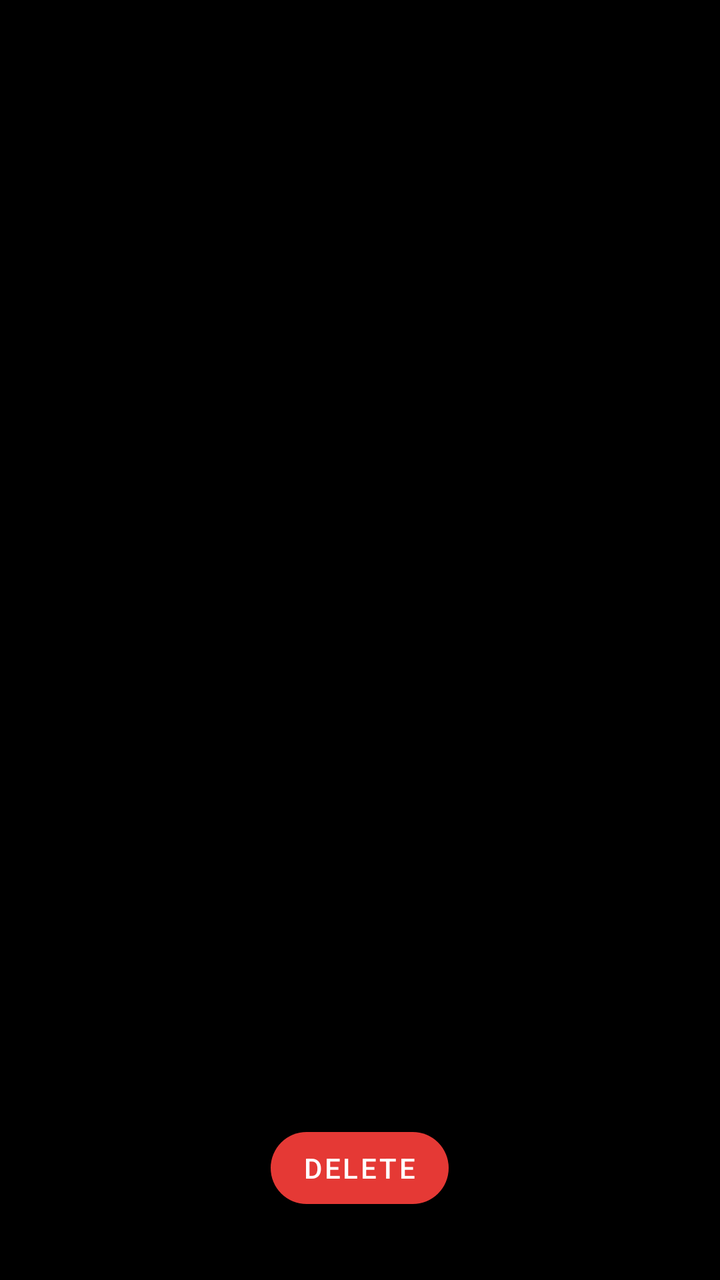
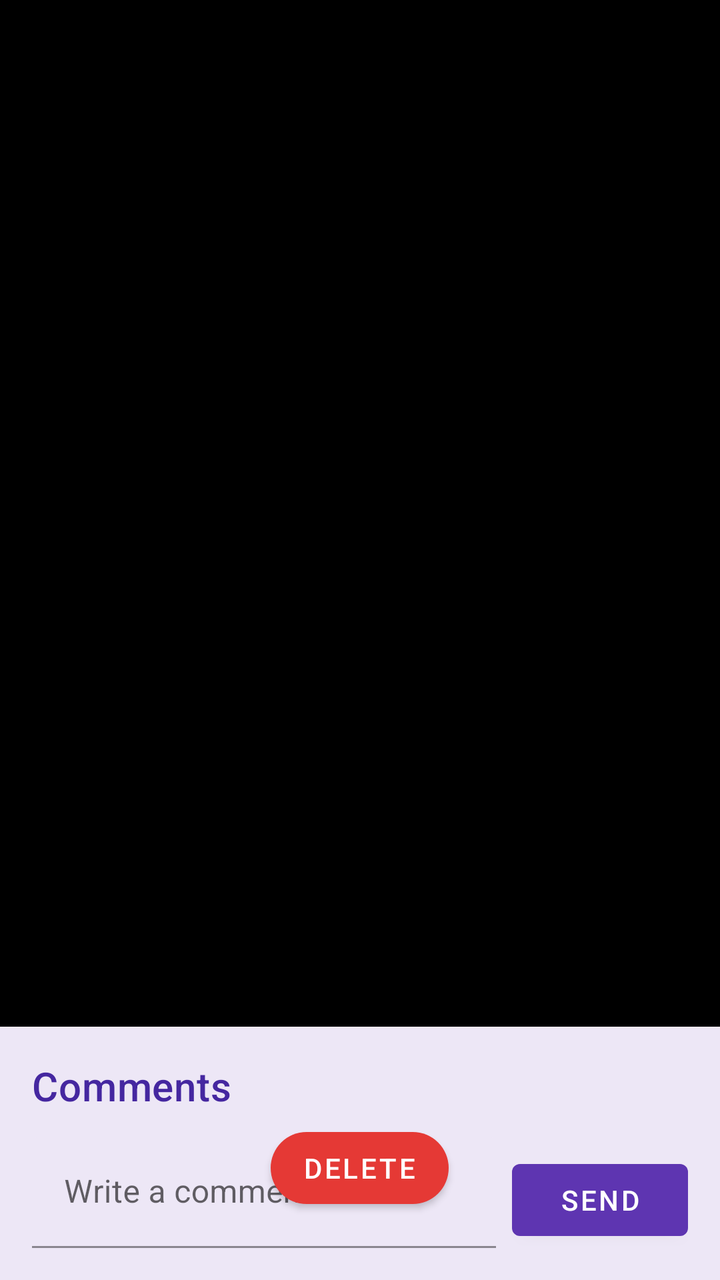

The first picture is an Android layout as it rendered before a commit; the second is the same layout after the commit. The layout source and the unified diff follow.
<!-- AndroidManifest.xml: application theme Theme.ZohaBehi -->
<!-- res/layout/activity_viewer.xml -->
<?xml version="1.0" encoding="utf-8"?>
<FrameLayout xmlns:android="http://schemas.android.com/apk/res/android"
    xmlns:app="http://schemas.android.com/apk/res-auto"
    android:layout_width="match_parent"
    android:layout_height="match_parent"
    android:background="@color/viewer_bg">

    <ImageView
        android:id="@+id/image"
        android:layout_width="match_parent"
        android:layout_height="match_parent"
        android:contentDescription="@string/app_name"
        android:scaleType="fitCenter" />

    <ProgressBar
        android:id="@+id/progress"
        android:layout_width="wrap_content"
        android:layout_height="wrap_content"
        android:layout_gravity="center" />

    <com.google.android.material.button.MaterialButton
        android:id="@+id/btnDelete"
        android:layout_width="wrap_content"
        android:layout_height="wrap_content"
        android:layout_gravity="bottom|center_horizontal"
        android:layout_marginBottom="32dp"
        android:text="@string/delete"
        android:textColor="@android:color/white"
        app:backgroundTint="@color/danger"
        app:cornerRadius="24dp" />

</FrameLayout>
<!-- resources referenced by this layout -->
<resources>
  <color name="danger">#E53935</color>
  <color name="viewer_bg">#000000</color>
  <string name="app_name">Zoha&amp;Behi</string>
  <string name="delete">Delete</string>
  <style name="Theme.ZohaBehi" parent="Theme.MaterialComponents.DayNight.DarkActionBar">
          <item name="colorPrimary">@color/primary</item>
          <item name="colorPrimaryVariant">@color/primary_dark</item>
          <item name="colorOnPrimary">@android:color/white</item>
          <item name="colorSecondary">@color/accent</item>
          <item name="colorSecondaryVariant">@color/accent</item>
          <item name="colorOnSecondary">@android:color/black</item>
          <item name="android:statusBarColor">@color/primary_dark</item>
          <item name="alertDialogTheme">@style/ThemeOverlay.Behi.AlertDialog</item>
          <item name="materialAlertDialogTheme">@style/ThemeOverlay.Behi.AlertDialog</item>
      </style>
  <color name="primary">#5E35B1</color>
  <color name="primary_dark">#4527A0</color>
  <color name="accent">#FF8A65</color>
  <style name="ThemeOverlay.Behi.AlertDialog" parent="ThemeOverlay.MaterialComponents.Dialog.Alert">
          <item name="colorPrimary">@color/dialog_button</item>
      </style>
  <color name="dialog_button">#7E57C2</color>
</resources>

<!-- the commit's change to res/layout/activity_viewer.xml (unified diff, before → after) -->
@@ -1,5 +1,5 @@
 <?xml version="1.0" encoding="utf-8"?>
-<FrameLayout xmlns:android="http://schemas.android.com/apk/res/android"
+<androidx.coordinatorlayout.widget.CoordinatorLayout xmlns:android="http://schemas.android.com/apk/res/android"
     xmlns:app="http://schemas.android.com/apk/res-auto"
     android:layout_width="match_parent"
     android:layout_height="match_parent"
@@ -10,13 +10,73 @@
         android:layout_width="match_parent"
         android:layout_height="match_parent"
         android:contentDescription="@string/app_name"
-        android:scaleType="fitCenter" />
+        android:scaleType="fitCenter"
+        app:layout_behavior="@string/appbar_scrolling_view_behavior" />
 
     <ProgressBar
         android:id="@+id/progress"
         android:layout_width="wrap_content"
         android:layout_height="wrap_content"
         android:layout_gravity="center" />
+
+    <LinearLayout
+        android:id="@+id/bottomSheet"
+        android:layout_width="match_parent"
+        android:layout_height="wrap_content"
+        android:background="@color/cover_bg"
+        android:orientation="vertical"
+        android:padding="16dp"
+        app:layout_behavior="com.google.android.material.bottomsheet.BottomSheetBehavior">
+
+        <TextView
+            android:id="@+id/commentsTitle"
+            android:layout_width="match_parent"
+            android:layout_height="wrap_content"
+            android:text="@string/comments"
+            android:textAppearance="?attr/textAppearanceHeadline6"
+            android:textColor="@color/primary_dark" />
+
+        <androidx.recyclerview.widget.RecyclerView
+            android:id="@+id/commentsRecycler"
+            android:layout_width="match_parent"
+            android:layout_height="0dp"
+            android:layout_weight="1"
+            android:maxHeight="300dp"
+            android:nestedScrollingEnabled="true" />
+
+        <LinearLayout
+            android:layout_width="match_parent"
+            android:layout_height="wrap_content"
+            android:layout_marginTop="12dp"
+            android:orientation="horizontal">
+
+            <com.google.android.material.textfield.TextInputLayout
+                android:layout_width="0dp"
+                android:layout_height="wrap_content"
+                android:layout_weight="1"
+                android:hint="@string/comment_hint"
+                app:boxBackgroundMode="filled"
+                app:boxBackgroundColor="@color/cover_bg">
+
+                <com.google.android.material.textfield.TextInputEditText
+                    android:id="@+id/commentInput"
+                    android:layout_width="match_parent"
+                    android:layout_height="wrap_content"
+                    android:inputType="textMultiLine"
+                    android:maxLines="3" />
+            </com.google.android.material.textfield.TextInputLayout>
+
+            <com.google.android.material.button.MaterialButton
+                android:id="@+id/btnSendComment"
+                android:layout_width="wrap_content"
+                android:layout_height="wrap_content"
+                android:layout_marginStart="8dp"
+                android:layout_gravity="bottom"
+                android:icon="@drawable/ic_send"
+                android:text="@string/send"
+                app:iconGravity="textStart" />
+        </LinearLayout>
+    </LinearLayout>
 
     <com.google.android.material.button.MaterialButton
         android:id="@+id/btnDelete"
@@ -29,4 +89,4 @@
         app:backgroundTint="@color/danger"
         app:cornerRadius="24dp" />
 
-</FrameLayout>
+</androidx.coordinatorlayout.widget.CoordinatorLayout>
<!-- resource entries referenced after the edit -->
@@ -1,9 +1,24 @@
 <!-- resources referenced by this layout -->
 <resources>
+  <color name="cover_bg">#EDE7F6</color>
   <color name="danger">#E53935</color>
+  <color name="primary_dark">#4527A0</color>
   <color name="viewer_bg">#000000</color>
+  <!-- drawable ic_send (drawable) -->
+  <vector xmlns:android="http://schemas.android.com/apk/res/android"
+      android:width="24dp"
+      android:height="24dp"
+      android:viewportWidth="24"
+      android:viewportHeight="24">
+    <path
+        android:fillColor="?attr/colorOnPrimary"
+        android:pathData="M2.01,21L23,12 2.01,3 2,10l15,2 -15,2z"/>
+  </vector>
   <string name="app_name">Zoha&amp;Behi</string>
+  <string name="comment_hint">Write a comment…</string>
+  <string name="comments">Comments</string>
   <string name="delete">Delete</string>
+  <string name="send">Send</string>
   <style name="Theme.ZohaBehi" parent="Theme.MaterialComponents.DayNight.DarkActionBar">
           <item name="colorPrimary">@color/primary</item>
           <item name="colorPrimaryVariant">@color/primary_dark</item>
@@ -16,7 +31,6 @@
           <item name="materialAlertDialogTheme">@style/ThemeOverlay.Behi.AlertDialog</item>
       </style>
   <color name="primary">#5E35B1</color>
-  <color name="primary_dark">#4527A0</color>
   <color name="accent">#FF8A65</color>
   <style name="ThemeOverlay.Behi.AlertDialog" parent="ThemeOverlay.MaterialComponents.Dialog.Alert">
           <item name="colorPrimary">@color/dialog_button</item>
